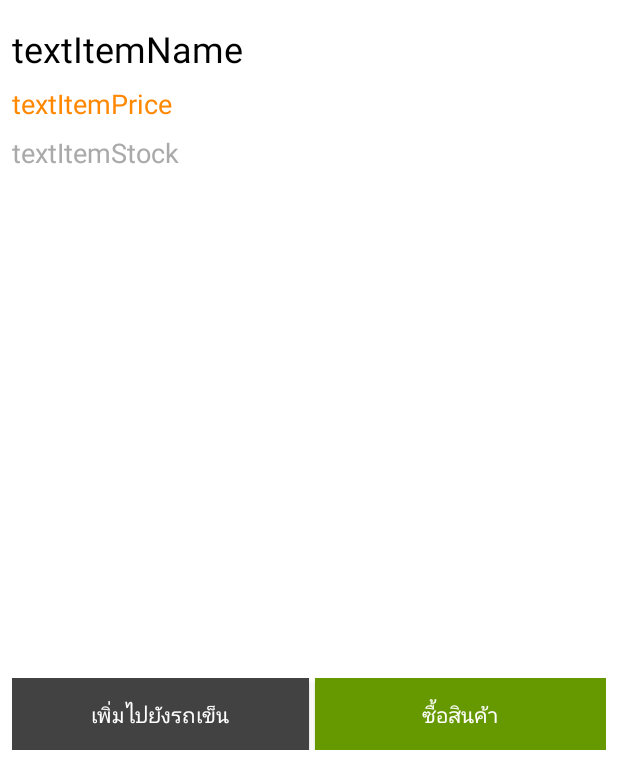
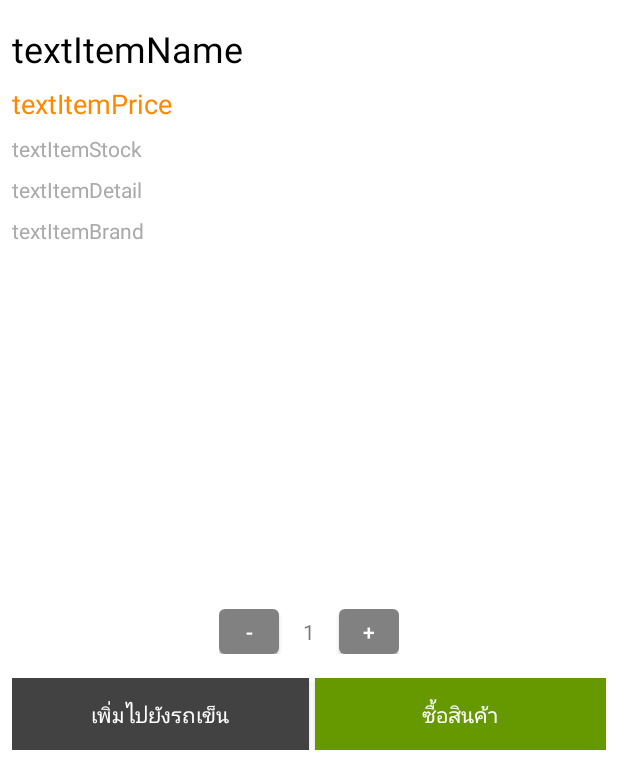
Before and after one commit to teamlove29/eMarketShops, an Android app: the layout activity_item_detail.xml on its own in the app's theme, with its tools: preview values and no code run, on a phone screen of 412 x 824 dp, the part 474-1236 px from its top. Run offline under Robolectric (Android 15) with nearby library versions, the phone set to English and light mode, and no system bars.

Commit message:
get data product from Firestore & Banner

```diff
--- a/app/src/main/java/com/alw/emarketshops/AdapterItemCard.kt
+++ b/app/src/main/java/com/alw/emarketshops/AdapterItemCard.kt
@@ -34,6 +34,8 @@ class AdapterItemCard(val arrayList: ArrayList<ModelItemCard>, val context: Home
                 intent.putExtra("itemName",modelItem.itemName)
                 intent.putExtra("itemPrice",modelItem.itemPrice)
                 intent.putExtra("itemStock",modelItem.itemStock)
+                intent.putExtra("itemDetail",modelItem.Detail)
+                intent.putExtra("itemBrand",modelItem.Brand)
                 context.startActivity(intent)
             }
         }
--- a/app/src/main/java/com/alw/emarketshops/ModelItemCard.kt
+++ b/app/src/main/java/com/alw/emarketshops/ModelItemCard.kt
@@ -2,4 +2,4 @@ package com.alw.emarketshops
 
 import android.net.Uri
 
-class ModelItemCard(val uri: Uri,val itemName:String,val itemPrice:String,val itemStock:String)
+class ModelItemCard(val uri: Uri,val itemName:String,val itemPrice:String,val itemStock:String,val Detail:String,val Brand:String)
--- a/app/src/main/res/layout/activity_item_detail.xml
+++ b/app/src/main/res/layout/activity_item_detail.xml
@@ -8,6 +8,36 @@
     tools:context=".ItemDetailActivity">
 
     <TextView
+        android:id="@+id/textItemBrand"
+        android:layout_width="wrap_content"
+        android:layout_height="wrap_content"
+        android:layout_marginStart="8dp"
+        android:layout_marginTop="8dp"
+        android:layout_marginEnd="8dp"
+        android:text="textItemBrand"
+        android:textColor="@android:color/darker_gray"
+        android:textSize="14sp"
+        app:layout_constraintEnd_toEndOf="parent"
+        app:layout_constraintHorizontal_bias="0.0"
+        app:layout_constraintStart_toStartOf="@+id/imageViewitem"
+        app:layout_constraintTop_toBottomOf="@+id/textItemDetail" />
+
+    <TextView
+        android:id="@+id/textItemDetail"
+        android:layout_width="wrap_content"
+        android:layout_height="wrap_content"
+        android:layout_marginStart="8dp"
+        android:layout_marginTop="8dp"
+        android:layout_marginEnd="8dp"
+        android:text="textItemDetail"
+        android:textColor="@android:color/darker_gray"
+        android:textSize="14sp"
+        app:layout_constraintEnd_toEndOf="parent"
+        app:layout_constraintHorizontal_bias="0.0"
+        app:layout_constraintStart_toStartOf="@+id/imageViewitem"
+        app:layout_constraintTop_toBottomOf="@+id/textItemStock" />
+
+    <TextView
         android:id="@+id/textItemStock"
         android:layout_width="wrap_content"
         android:layout_height="wrap_content"
@@ -16,7 +46,7 @@
         android:layout_marginEnd="8dp"
         android:text="textItemStock"
         android:textColor="@android:color/darker_gray"
-        android:textSize="18sp"
+        android:textSize="14sp"
         app:layout_constraintEnd_toEndOf="parent"
         app:layout_constraintHorizontal_bias="0.0"
         app:layout_constraintStart_toStartOf="@+id/imageViewitem"
@@ -63,12 +93,50 @@
         app:layout_constraintTop_toBottomOf="@+id/textItemName" />
 
     <LinearLayout
+        android:layout_width="120dp"
+        android:layout_height="30dp"
+        android:layout_marginStart="8dp"
+        android:layout_marginEnd="8dp"
+        android:layout_marginBottom="16dp"
+        android:orientation="horizontal"
+        app:layout_constraintBottom_toTopOf="@+id/linearLayout3"
+        app:layout_constraintEnd_toEndOf="parent"
+        app:layout_constraintStart_toStartOf="parent">
+
+        <Button
+            android:id="@+id/btnDetailQtyDown"
+            android:layout_width="match_parent"
+            android:layout_height="match_parent"
+            android:layout_weight="1"
+            android:background="@drawable/button_style4"
+            android:text="-"
+            android:textColor="@android:color/white" />
+
+        <TextView
+            android:id="@+id/textDetailItemQty"
+            android:layout_width="match_parent"
+            android:layout_height="wrap_content"
+            android:layout_weight="1"
+            android:gravity="center"
+            android:text="1" />
+
+        <Button
+            android:id="@+id/btnDetailQtyUp"
+            android:layout_width="match_parent"
+            android:layout_height="match_parent"
+            android:layout_weight="1"
+            android:background="@drawable/button_style4"
+            android:text="+"
+            android:textColor="@android:color/white" />
+
+    </LinearLayout>
+
+    <LinearLayout
+        android:id="@+id/linearLayout3"
         android:layout_width="0dp"
         android:layout_height="48dp"
         android:layout_marginStart="8dp"
-        android:layout_marginLeft="8dp"
         android:layout_marginEnd="8dp"
-        android:layout_marginRight="8dp"
         android:layout_marginBottom="8dp"
         android:orientation="horizontal"
         app:layout_constraintBottom_toBottomOf="parent"
--- a/app/src/main/res/layout/fragment_home.xml
+++ b/app/src/main/res/layout/fragment_home.xml
@@ -37,8 +37,8 @@
             <ImageView
                 android:id="@+id/imageTopAD"
                 android:layout_width="match_parent"
-                android:layout_height="200dp"
-                android:scaleType="centerInside"
+                android:layout_height="wrap_content"
+                android:scaleType="fitXY"
                 android:src="@drawable/banner_img1"
                 app:srcCompat="@drawable/banner_img1" />
 
--- a/app/src/main/res/layout/item_card.xml
+++ b/app/src/main/res/layout/item_card.xml
@@ -33,8 +33,8 @@
             android:layout_height="wrap_content"
             android:layout_below="@id/textViewName"
             android:text="TextView"
-            android:textSize="18sp"
-            android:textStyle="bold" />
+            android:textColor="@android:color/holo_orange_dark"
+            android:textSize="18sp" />
 
         <TextView
             android:id="@+id/textViewStock"
@@ -42,6 +42,6 @@
             android:layout_height="wrap_content"
             android:layout_below="@id/textViewPrice"
             android:text="TextView"
-            android:textSize="18sp" />
+            android:textSize="12sp" />
     </RelativeLayout>
 </androidx.cardview.widget.CardView>
```
Also changed, not shown: app/src/main/java/com/alw/emarketshops/ItemDetailActivity.kt (+11 -0 lines), app/src/main/java/com/alw/emarketshops/ui/home/HomeFragment.kt (+14 -14 lines).
